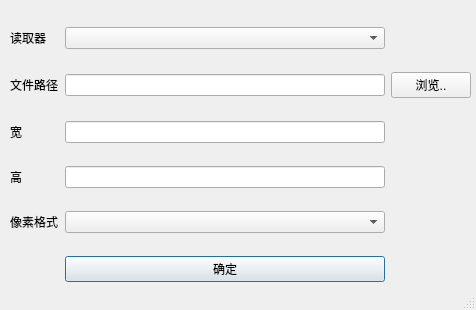
The window that ui/OpenDialog.ui (z0gSh1u/ImageZhuo) describes before a commit, drawn with Qt 5.
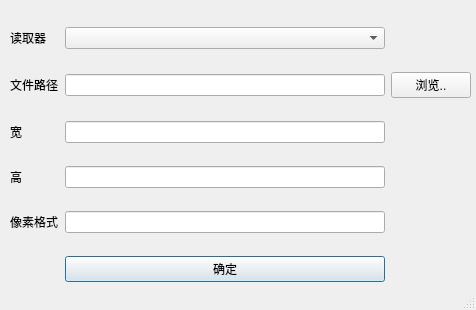
The same window after the commit. Icons and pictures are not drawn.

```diff
--- a/ui/OpenDialog.ui
+++ b/ui/OpenDialog.ui
@@ -46,9 +46,6 @@
       </property>
      </widget>
     </item>
-    <item row="5" column="1">
-     <widget class="QComboBox" name="combo_pixelFormat"/>
-    </item>
     <item row="6" column="2">
      <widget class="QLabel" name="lbl_hourglass">
       <property name="text">
@@ -100,6 +97,9 @@
       </property>
      </widget>
     </item>
+    <item row="5" column="1">
+     <widget class="QLineEdit" name="edt_pixelFormat"/>
+    </item>
    </layout>
   </widget>
  </widget>
```
Left out of the diff: 1 changed line with no effect on the pictures.
